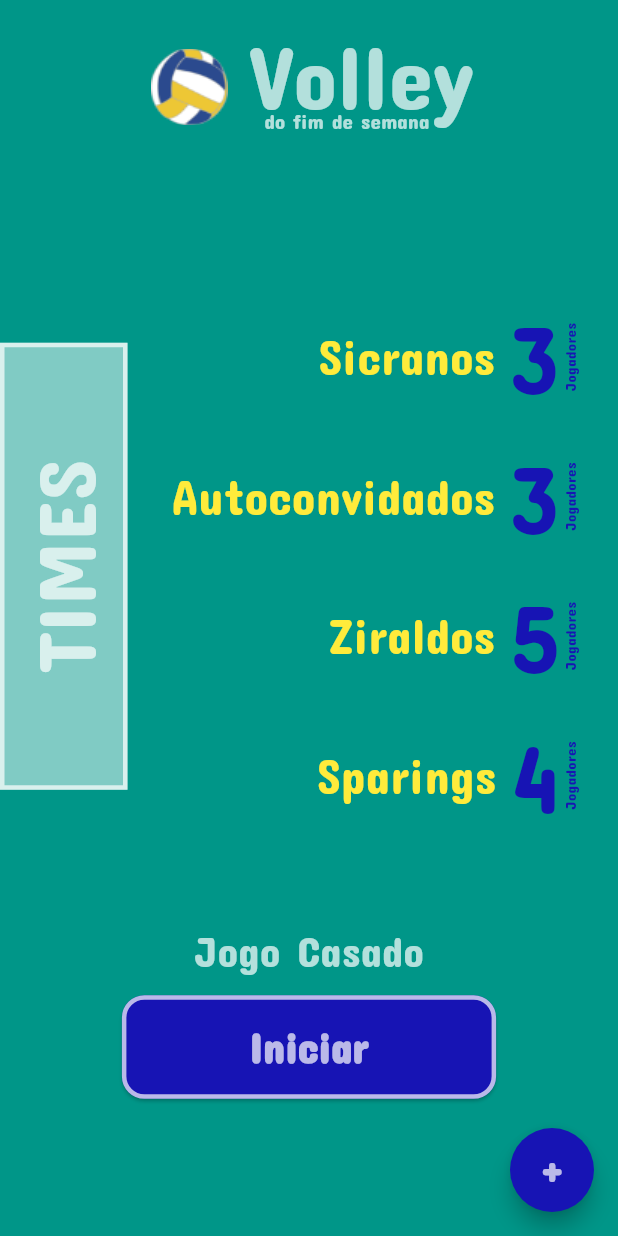
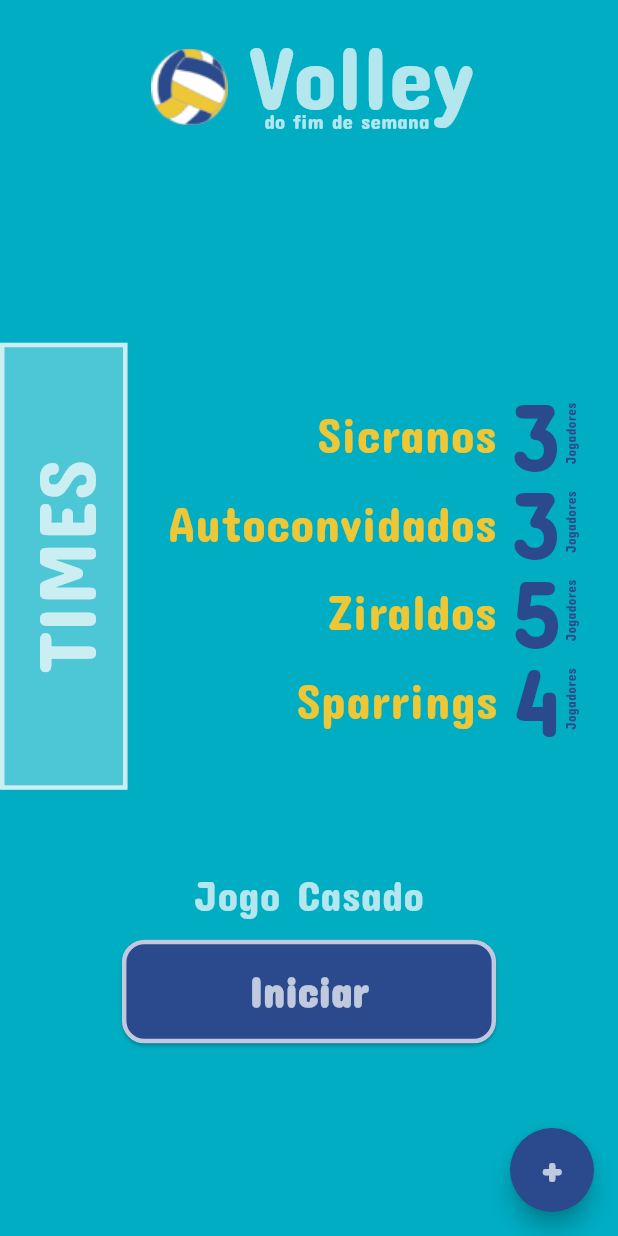
Before and after one commit to VegaMartins/Volley, a Flutter app: the screen it shows after launch, on a phone screen of 412 x 824 dp. Run offline on Flutter 3.47's test engine with Material 3 defaults, Android fonts, the phone set to English and light mode, and no system bars.

Commit message:
feat: melhorias no layout

```diff
--- a/lib/core/constants/app_colors.dart
+++ b/lib/core/constants/app_colors.dart
@@ -1,10 +1,10 @@
 import 'package:flutter/material.dart';
 
 class AppColors {
-  static const Color primary = Colors.teal;
+  static const Color primary = Color(0xff00ADC3);
   static const Color lightText = Colors.white70;
-  static const Color blueText = Color.fromARGB(255, 23, 20, 180);
-  static const Color cardBackground = Color(0xFFF77859);
-  static const Color yellowText = Colors.yellow;
+  static const Color blueText = Color(0xff2B4A8E);
+  static const Color cardBackground = Color(0xffF77859);
+  static const Color yellowText = Color(0xffEDC735);
 
 }
--- a/lib/features/general_score/widgets/overal_score_text.dart
+++ b/lib/features/general_score/widgets/overal_score_text.dart
@@ -1,4 +1,3 @@
-
 import 'package:flutter/material.dart';
 import '../../../core/constants/app_colors.dart';
 
--- a/lib/features/home/screens/home_screen.dart
+++ b/lib/features/home/screens/home_screen.dart
@@ -15,7 +15,8 @@ class HomeScreen extends StatelessWidget {
     SystemChrome.setPreferredOrientations([
       DeviceOrientation.portraitUp,
     ]);
-    return Scaffold(
+    return SafeArea(
+      child: Scaffold(
         appBar: const HomeAppBar(),
         body: Container(
           color: AppColors.primary,
@@ -31,6 +32,7 @@ class HomeScreen extends StatelessWidget {
           ),
         ),
         floatingActionButton: const AddTeamButton(),
+      ),
     );
   }
 }
--- a/lib/features/home/widgets/rotated_teams_label.dart
+++ b/lib/features/home/widgets/rotated_teams_label.dart
@@ -17,7 +17,7 @@ class RotatedTeamsLabel extends StatelessWidget {
           quarterTurns: 3,
           child: Container(
             decoration: BoxDecoration(
-              color: AppColors.lightText.withOpacity(0.5),
+              color: AppColors.lightText.withOpacity(0.3),
               border: Border.all(color: AppColors.lightText, width: 3),
             ),
             padding: const EdgeInsets.symmetric(horizontal: 75),
--- a/lib/features/home/widgets/start_button.dart
+++ b/lib/features/home/widgets/start_button.dart
@@ -1,5 +1,4 @@
 import 'package:flutter/material.dart';
-
 import '../../scoreboard/screens/scoreboard_screen.dart';
 import '../../../shared/widgets/generic_button.dart';
 
--- a/lib/features/home/widgets/team_row.dart
+++ b/lib/features/home/widgets/team_row.dart
@@ -1,5 +1,6 @@
 import 'package:flutter/material.dart';
 import 'team_row_style.dart';
+
 class TeamRow extends StatelessWidget {
   const TeamRow({super.key});
 
@@ -13,7 +14,7 @@ class TeamRow extends StatelessWidget {
           TeamRowStyle(teamName: 'Sicranos', teamNumber: 3),
           TeamRowStyle(teamName: 'Autoconvidados', teamNumber: 3),
           TeamRowStyle(teamName: 'Ziraldos', teamNumber: 5),
-          TeamRowStyle(teamName: 'Sparings', teamNumber: 4),
+          TeamRowStyle(teamName: 'Sparrings', teamNumber: 4),
         ],
       ),
     );
--- a/lib/features/home/widgets/team_row_style.dart
+++ b/lib/features/home/widgets/team_row_style.dart
@@ -21,20 +21,20 @@ class TeamRowStyle extends StatelessWidget {
         children: [
           Text(
             teamName,
-            style: globalTextStyle.copyWith(fontSize: 32, color: AppColors.yellowText),
+            style: globalTextStyle.copyWith(fontSize: 32.5, color: AppColors.yellowText),
           ),
           const SizedBox(width: 10),
           Text(
             '$teamNumber',
             style: globalTextStyle.copyWith(
-                fontSize: 65, color: AppColors.blueText,),
+                fontSize: 65, color: AppColors.blueText, height: 0.9,),
           ),
           RotatedBox(
             quarterTurns: 3,
             child: Text(
               'Jogadores',
               style: globalTextStyle.copyWith(
-                  fontSize: 10, color: AppColors.blueText,),
+                  fontSize:9, color: AppColors.blueText,),
             ),
           ),
         ],
--- a/lib/features/scoreboard/widgets/icons_scoreboard_screen.dart
+++ b/lib/features/scoreboard/widgets/icons_scoreboard_screen.dart
@@ -26,7 +26,6 @@ class IconsScoreboard extends StatelessWidget {
           IconButton(
             icon: const Icon(Icons.settings, color: AppColors.lightText),
             padding: EdgeInsets.zero,
-
             onPressed: () {},
           ),
         ],
```
Also changed, not shown: lib/features/general_score/screens/generalscore_screen.dart (+4 -4 lines), lib/features/scoreboard/screens/scoreboard_screen.dart (+4 -4 lines). Lines whose indentation alone changed are shown as unchanged.
